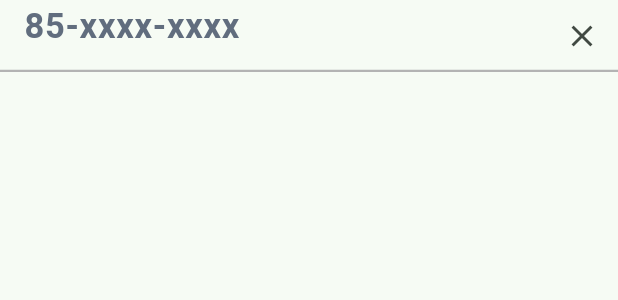
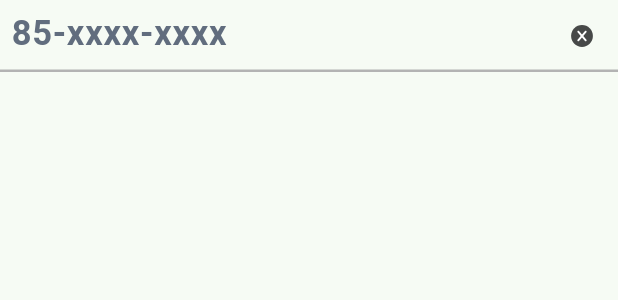
Before and after one commit to haqiachd/PasarAja_Mobile, a Flutter app: the AuthInput widget shown alone on an empty page, opened directly, on a phone screen of 412 x 824 dp. Shown: the top 300 px of the screen. Run offline on Flutter 3.47's test engine with Material 3 defaults, Android fonts, the light colour scheme and no system bars; our stand-ins replace flutter_svg; Roboto replaces fonts that are missing (SF-Pro-Display).

Commit message:
update auth input widget

```diff
--- a/lib/config/themes/icons.dart
+++ b/lib/config/themes/icons.dart
@@ -5,4 +5,5 @@ class PasarAjaIcon {
   static const String icIndonesianFlag = '${_dir}ic-indonesian-flag.svg';
   static const String icMoreThan = '${_dir}ic-more-than.svg';
   static const String icNumber = '${_dir}ic-number.svg';
+  static const String icClearText = '${_dir}ic-clear-text.svg';
 }
--- a/lib/feature/auth/presentation/pages/signin_google_page.dart
+++ b/lib/feature/auth/presentation/pages/signin_google_page.dart
@@ -5,7 +5,6 @@ import 'package:pasaraja_mobile/core/constant/constants.dart';
 import 'package:pasaraja_mobile/feature/auth/presentation/widgets/auth_init.dart';
 import 'package:pasaraja_mobile/feature/auth/presentation/widgets/countries.dart';
 import 'package:pasaraja_mobile/feature/auth/presentation/widgets/filled_button.dart';
-import 'package:pasaraja_mobile/feature/auth/presentation/widgets/helper_text.dart';
 import 'package:pasaraja_mobile/feature/auth/presentation/widgets/input.dart';
 import 'package:pasaraja_mobile/feature/auth/presentation/widgets/input_title.dart';
 
@@ -67,7 +66,7 @@ class _LoginGooglePageState extends State<LoginGooglePage> {
                 ],
               ),
               const SizedBox(height: 7),
-              const AuthHelperText(title: 'ssfdsf'),
+              // const AuthHelperText(title: 'Nomor HP tidak valid'),
               const SizedBox(height: 25),
               const Center(
                 child: AuthFilledButton(
--- a/lib/feature/auth/presentation/widgets/input.dart
+++ b/lib/feature/auth/presentation/widgets/input.dart
@@ -1,5 +1,7 @@
 import 'package:flutter/material.dart';
+import 'package:flutter_svg/flutter_svg.dart';
 import 'package:pasaraja_mobile/config/themes/colors.dart';
+import 'package:pasaraja_mobile/config/themes/icons.dart';
 import 'package:pasaraja_mobile/config/themes/typography.dart';
 
 class AuthInput extends StatelessWidget {
@@ -14,29 +16,46 @@ class AuthInput extends StatelessWidget {
       ),
       keyboardType: TextInputType.number,
       textInputAction: TextInputAction.done,
-      obscureText: false,
-      cursorColor: PasarAjaColor.purple1,
+      obscureText: true,
+      cursorColor: PasarAjaColor.green1,
+      cursorWidth: 2.5,
       decoration: InputDecoration(
         contentPadding: const EdgeInsets.symmetric(
-          horizontal: 16.0,
+          horizontal: 7.5,
+          vertical: 4.7,
         ),
         hintText: '85-xxxx-xxxx',
         hintStyle: PasarAjaTypography.sfpdBoldAuthInput.copyWith(
           color: PasarAjaColor.gray5,
         ),
-        enabledBorder: _defBorder(),
-        focusedBorder: _defBorder(),
+        enabledBorder: _enabledBorder(),
+        focusedBorder: _focusedBorder(),
         errorBorder: _errorBorder(),
+        // errorText: 'Nomor Hp Tidak Valid',
+        errorStyle: PasarAjaTypography.sfpdAuthHelper,
         suffixIcon: IconButton(
           onPressed: () {},
-          icon: const Icon(Icons.clear),
+          icon: SvgPicture.asset(
+            PasarAjaIcon.icClearText,
+            width: 15,
+            height: 15,
+          ),
         ),
       ),
     );
   }
 }
 
-UnderlineInputBorder _defBorder() {
+UnderlineInputBorder _enabledBorder() {
+  return const UnderlineInputBorder(
+    borderSide: BorderSide(
+      color: PasarAjaColor.gray3,
+      width: 1.7,
+    ),
+  );
+}
+
+UnderlineInputBorder _focusedBorder() {
   return const UnderlineInputBorder(
     borderSide: BorderSide(
       color: PasarAjaColor.gray3,
@@ -49,7 +68,7 @@ UnderlineInputBorder _errorBorder() {
   return const UnderlineInputBorder(
     borderSide: BorderSide(
       color: PasarAjaColor.red1,
-      width: 2,
+      width: 1.8,
     ),
   );
 }
```
Also changed, not shown: assets/icons/ic-clear-text.svg (added).
